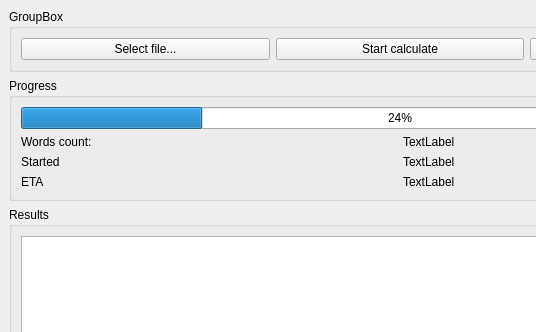
Before: the Qt Designer form src/mainwindow.ui in panter-dsd/WordsCounter, drawn with Qt 5; both pictures show x 0 to 536 and y 0 to 332 of the 800 by 600 pixel window.
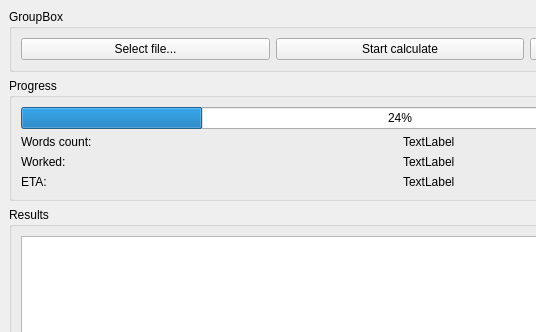
After: the same form once the commit is applied.

Commit message: MainWindow: Worked time is added.

What changed in the file:
```diff
--- a/src/mainwindow.ui
+++ b/src/mainwindow.ui
@@ -60,6 +60,13 @@
        </item>
        <item>
         <layout class="QGridLayout" name="gridLayout">
+         <item row="1" column="0">
+          <widget class="QLabel" name="label_4">
+           <property name="text">
+            <string>Worked:</string>
+           </property>
+          </widget>
+         </item>
          <item row="1" column="1">
           <widget class="QLabel" name="startedLabel_">
            <property name="text">
@@ -81,17 +88,10 @@
            </property>
           </widget>
          </item>
-         <item row="1" column="0">
-          <widget class="QLabel" name="label_2">
-           <property name="text">
-            <string>Started</string>
-           </property>
-          </widget>
-         </item>
          <item row="2" column="0">
           <widget class="QLabel" name="label_3">
            <property name="text">
-            <string>ETA</string>
+            <string>ETA:</string>
            </property>
           </widget>
          </item>
```
Left out of the diff: 2 changed lines with no effect on the pictures. The commit also changes 2 other files.
